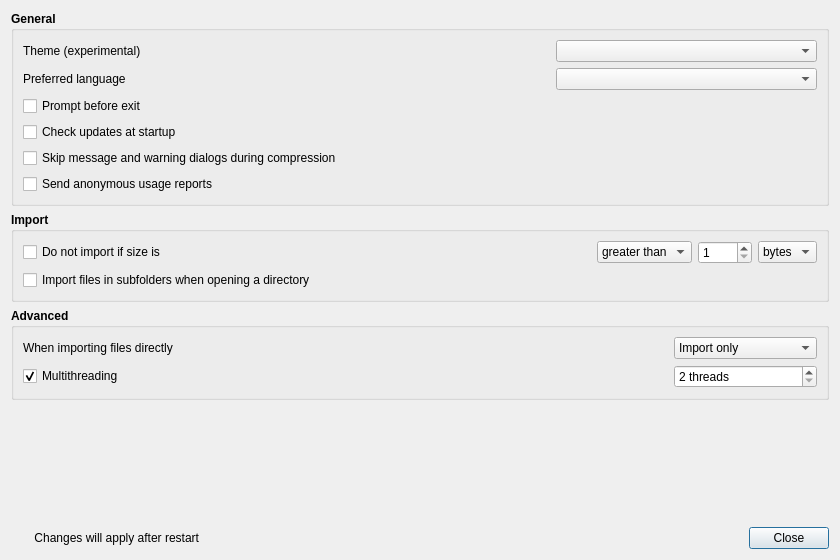
Above: views/PreferencesDialog.ui from Lymphatus/caesium-image-compressor before the change. Below: the same form after it.
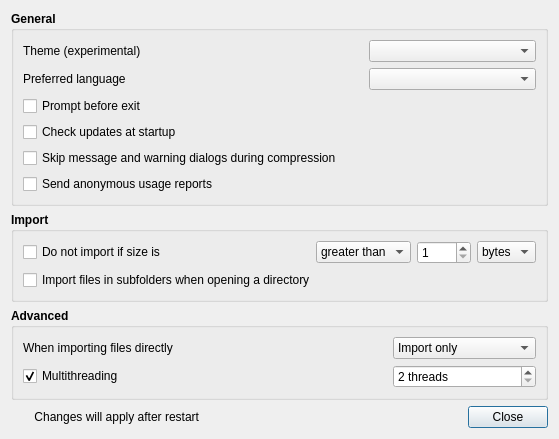
That is the form after the change. Icons and pictures are not drawn.

Patch:
```diff
--- a/views/PreferencesDialog.ui
+++ b/views/PreferencesDialog.ui
@@ -9,8 +9,8 @@
    <rect>
     <x>0</x>
     <y>0</y>
-    <width>840</width>
-    <height>560</height>
+    <width>537</width>
+    <height>419</height>
    </rect>
   </property>
   <property name="focusPolicy">
@@ -409,19 +409,6 @@
      </layout>
     </widget>
    </item>
-   <item>
-    <spacer name="verticalSpacer">
-     <property name="orientation">
-      <enum>Qt::Vertical</enum>
-     </property>
-     <property name="sizeHint" stdset="0">
-      <size>
-       <width>818</width>
-       <height>6</height>
-      </size>
-     </property>
-    </spacer>
-   </item>
    <item>
     <layout class="QHBoxLayout" name="horizontalLayout_2">
      <item>
```
